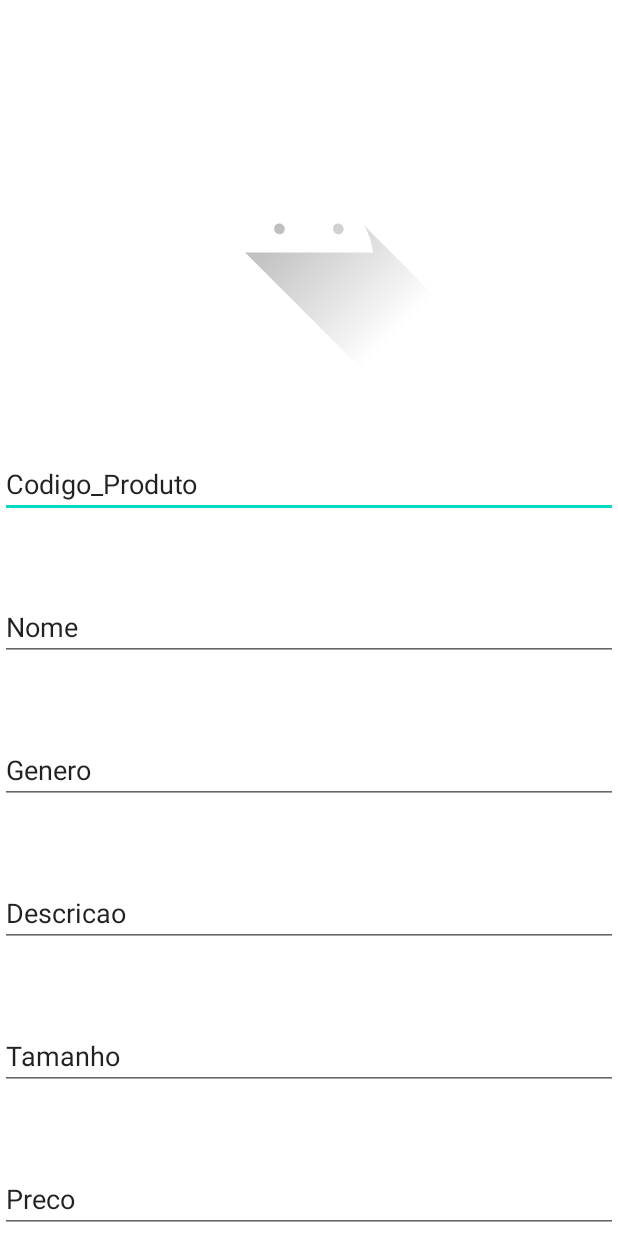
After one commit to MartaLebre/Projeto_EVC_Mobile, an Android app: the layout fragment_detalhes_produto.xml on its own in the app's theme, with its tools: preview values and no code run, on a phone screen of 412 x 824 dp. The commit adds this screen. Run offline under Robolectric (Android 15) with nearby library versions, the phone set to English and light mode, and no system bars; network calls fail.

Commit message:
produtos list

```diff
--- a/app/src/main/java/amsi/dei/estg/ipleiria/projetoevc/adaptadores/ListaProdutoAdaptador.java
+++ b/app/src/main/java/amsi/dei/estg/ipleiria/projetoevc/adaptadores/ListaProdutoAdaptador.java
@@ -67,9 +67,10 @@ public class ListaProdutoAdaptador extends BaseAdapter {
     }
 
     private class ViewHolderLista{
-        private TextView tvNome, tvGenero, tvDescricao, tvTamanho, tvPreco;
+        private TextView tvCodigo_Produto, tvNome, tvGenero, tvDescricao, tvTamanho, tvPreco;
 
         public ViewHolderLista(View view){
+            tvCodigo_Produto = view.findViewById(R.id.tvCodigo_Produto);
             tvNome = view.findViewById(R.id.tvNome);
             tvGenero = view.findViewById(R.id.tvGenero);
             tvDescricao = view.findViewById(R.id.tvDescricao);
@@ -78,6 +79,7 @@ public class ListaProdutoAdaptador extends BaseAdapter {
         }
 
         public void update(Produto produto){
+            tvCodigo_Produto.setText(produto.getCodigo_produto());
             tvNome.setText(produto.getNome());
             tvGenero.setText(produto.getGenero());
             tvDescricao.setText(produto.getDescricao());
--- a/app/src/main/java/amsi/dei/estg/ipleiria/projetoevc/listeners/ProdutosListener.java
+++ b/app/src/main/java/amsi/dei/estg/ipleiria/projetoevc/listeners/ProdutosListener.java
@@ -6,7 +6,7 @@ import amsi.dei.estg.ipleiria.projetoevc.modelo.Produto;
 
 public interface ProdutosListener {
 
-        void onRefreshListaLivros (ArrayList<Produto> listaProdutos);
+        void onRefreshListaProdutos (ArrayList<Produto> listaProdutos);
 
         void onRefreshDetalhes();
 }
--- /dev/null
+++ b/app/src/main/res/layout/fragment_detalhes_produto.xml
@@ -0,0 +1,103 @@
+<?xml version="1.0" encoding="utf-8"?>
+<androidx.coordinatorlayout.widget.CoordinatorLayout xmlns:android="http://schemas.android.com/apk/res/android"
+    xmlns:app="http://schemas.android.com/apk/res-auto"
+    xmlns:tools="http://schemas.android.com/tools"
+    android:layout_width="match_parent"
+    android:layout_height="match_parent"
+    android:orientation="vertical"
+    tools:context=".vistas.DetalhesProdutoFragment" >
+
+    <ScrollView
+        android:layout_width="match_parent"
+        android:layout_height="match_parent">
+
+        <LinearLayout
+            android:layout_width="match_parent"
+            android:layout_height="wrap_content"
+            android:orientation="vertical">
+
+            <Space
+                android:layout_width="match_parent"
+                android:layout_height="50dp"/>
+
+            <ImageView
+                android:id="@+id/imageView3"
+                android:layout_width="match_parent"
+                android:layout_height="200dp"
+                android:src="@drawable/ic_launcher_foreground"
+                android:contentDescription="TODO" />
+
+            <Space
+                android:layout_width="match_parent"
+                android:layout_height="50dp"/>
+
+            <EditText
+                android:id="@+id/etCodigo_Produto"
+                android:layout_width="match_parent"
+                android:layout_height="wrap_content"
+                android:ems="10"
+                android:inputType="text"
+                android:text="@string/detalhes_etCodigo_Produto"/>
+
+            <Space
+                android:layout_width="match_parent"
+                android:layout_height="50dp"/>
+
+            <EditText
+                android:id="@+id/etNome"
+                android:layout_width="match_parent"
+                android:layout_height="wrap_content"
+                android:ems="10"
+                android:inputType="text"
+                android:text="@string/detalhes_etNome"/>
+            <Space
+                android:layout_width="match_parent"
+                android:layout_height="50dp"/>
+
+            <EditText
+                android:id="@+id/etGenero"
+                android:layout_width="match_parent"
+                android:layout_height="wrap_content"
+                android:ems="10"
+                android:inputType="text"
+                android:text="@string/detalhes_etGenero"/>
+            <Space
+                android:layout_width="match_parent"
+                android:layout_height="50dp"/>
+
+            <EditText
+                android:id="@+id/etDescricao"
+                android:layout_width="match_parent"
+                android:layout_height="wrap_content"
+                android:ems="10"
+                android:inputType="text"
+                android:text="@string/detalhes_etDescricao"/>
+
+            <Space
+                android:layout_width="match_parent"
+                android:layout_height="50dp"/>
+
+            <EditText
+                android:id="@+id/etTamanho"
+                android:layout_width="match_parent"
+                android:layout_height="wrap_content"
+                android:ems="10"
+                android:inputType="text"
+                android:text="@string/detalhes_etTamanho"/>
+
+            <Space
+                android:layout_width="match_parent"
+                android:layout_height="50dp"/>
+
+            <EditText
+                android:id="@+id/etPreco"
+                android:layout_width="match_parent"
+                android:layout_height="wrap_content"
+                android:ems="10"
+                android:inputType="number"
+                android:text="@string/detalhes_etPreco"/>
+
+        </LinearLayout>
+    </ScrollView>
+
+</androidx.coordinatorlayout.widget.CoordinatorLayout>
--- a/app/src/main/res/values/strings.xml
+++ b/app/src/main/res/values/strings.xml
@@ -40,4 +40,10 @@
     <string name="navMain_tvUsername">Username</string>
     <!-- TODO: Remove or change this placeholder text -->
     <string name="hello_blank_fragment">Hello blank fragment</string>
+    <string name="detalhes_etNome">Nome</string>
+    <string name="detalhes_etGenero">Genero</string>
+    <string name="detalhes_etDescricao">Descricao</string>
+    <string name="detalhes_etTamanho">Tamanho</string>
+    <string name="detalhes_etPreco">Preco</string>
+    <string name="detalhes_etCodigo_Produto">Codigo_Produto</string>
 </resources>
```
Also changed, not shown: app/src/main/java/amsi/dei/estg/ipleiria/projetoevc/modelo/Produto.java (+39 -3 lines), app/src/main/java/amsi/dei/estg/ipleiria/projetoevc/modelo/ProdutoDBHelper.java (added, +118 -0 lines), app/src/main/java/amsi/dei/estg/ipleiria/projetoevc/modelo/SingletonGestorEvc.java (+55 -1 lines), app/src/main/java/amsi/dei/estg/ipleiria/projetoevc/utils/ProdutoJsonParser.java (+11 -2 lines), app/src/main/java/amsi/dei/estg/ipleiria/projetoevc/vistas/DetalhesProdutoFragment.java (added, +91 -0 lines), app/src/main/java/amsi/dei/estg/ipleiria/projetoevc/vistas/ListaProdutosFragment.java (+29 -4 lines), app/src/main/res/layout/item_lista_produto.xml (+25 -3 lines), 1 other file.
